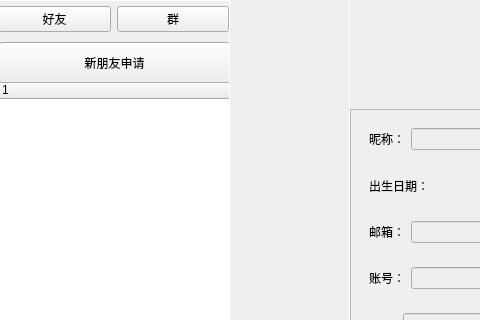
Before: the Qt Designer form WexChat-client/friendswindow.ui in xingyuwang1123/WexChat-client-, drawn with Qt 5; both pictures show x 0 to 480 and y 0 to 320 of the 800 by 534 pixel window.
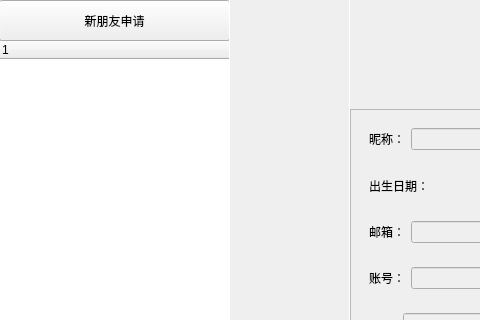
After: the same form once the commit is applied. Icons and pictures are not drawn.

```diff
--- a/WexChat-client/friendswindow.ui
+++ b/WexChat-client/friendswindow.ui
@@ -28,42 +28,13 @@
    <property name="frameShadow">
     <enum>QFrame::Raised</enum>
    </property>
-   <widget class="QWidget" name="widget" native="true">
-    <property name="geometry">
-     <rect>
-      <x>-1</x>
-      <y>-1</y>
-      <width>231</width>
-      <height>41</height>
-     </rect>
-    </property>
-    <layout class="QHBoxLayout" name="horizontalLayout">
-     <item>
-      <widget class="QPushButton" name="friendsButton">
-       <property name="contextMenuPolicy">
-        <enum>Qt::NoContextMenu</enum>
-       </property>
-       <property name="text">
-        <string>好友</string>
-       </property>
-      </widget>
-     </item>
-     <item>
-      <widget class="QPushButton" name="groupButton">
-       <property name="text">
-        <string>群</string>
-       </property>
-      </widget>
-     </item>
-    </layout>
-   </widget>
    <widget class="QTreeWidget" name="treeWidget">
     <property name="geometry">
      <rect>
       <x>0</x>
-      <y>80</y>
+      <y>40</y>
       <width>231</width>
-      <height>461</height>
+      <height>501</height>
      </rect>
     </property>
     <property name="columnCount">
@@ -79,7 +50,7 @@
     <property name="geometry">
      <rect>
       <x>0</x>
-      <y>42</y>
+      <y>0</y>
       <width>231</width>
       <height>41</height>
      </rect>
```
